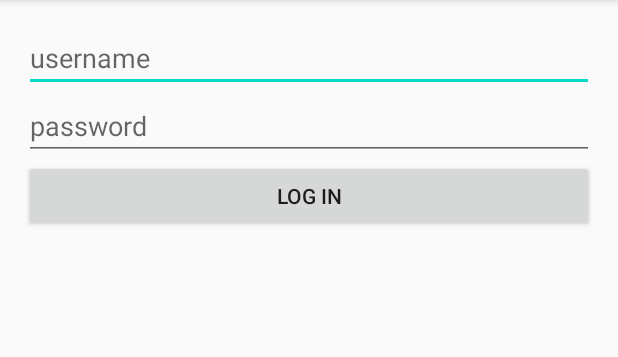
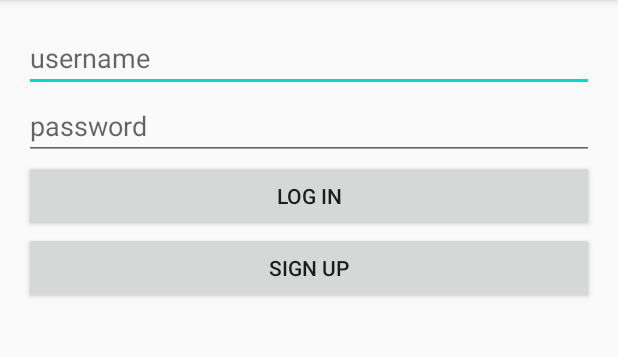
Before and after one commit to dpadron08/Parstagram, an Android app: the screen it shows after launch (LoginActivity), on a phone screen of 412 x 824 dp, the part 84-441 px from its top. Run offline under Robolectric (Android 15) with nearby library versions, the phone set to English and light mode, and no system bars; libraries missing offline, so code that uses them is left out: com.parse; 1 statement that could not run was skipped.

Commit message:
Add ability to sign up user

```diff
--- a/app/src/main/res/layout/activity_login.xml
+++ b/app/src/main/res/layout/activity_login.xml
@@ -34,6 +34,13 @@
         android:layout_weight="1"
         android:text="Log in"/>
 
+    <Button
+        android:id="@+id/btnSignup"
+        android:layout_width="match_parent"
+        android:layout_height="wrap_content"
+        android:layout_weight="1"
+        android:text="Sign Up"/>
+
 
 
 </LinearLayout>
```
Also changed, not shown: app/src/main/java/com/example/parstagram/LoginActivity.java (+30 -0 lines).
